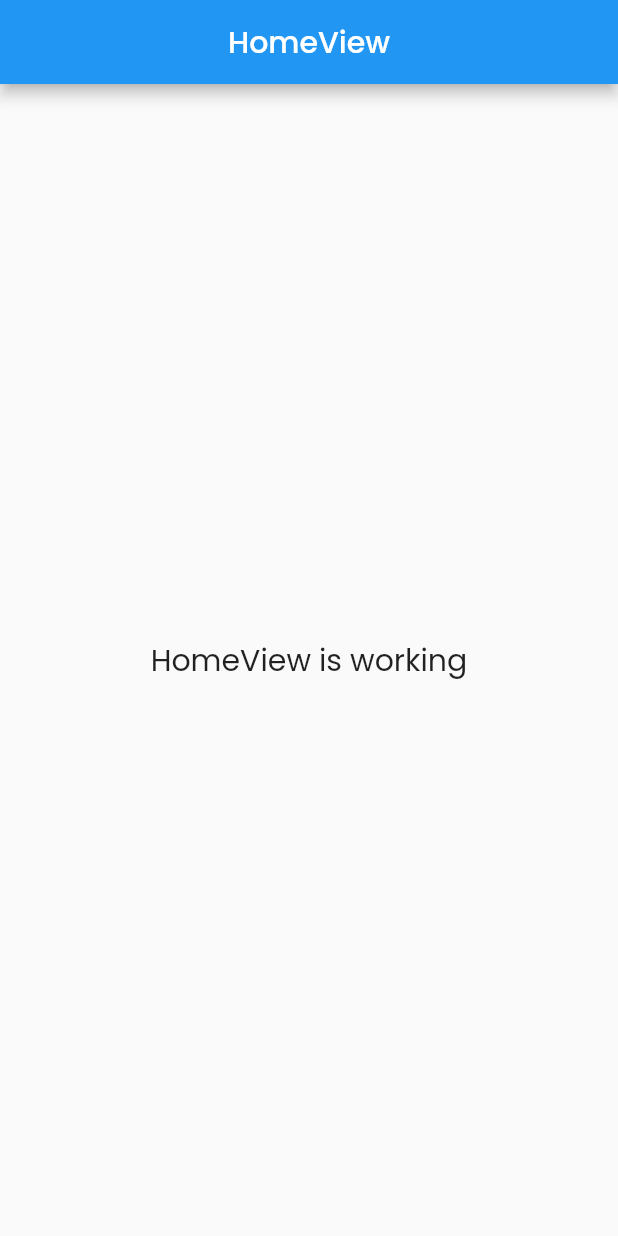
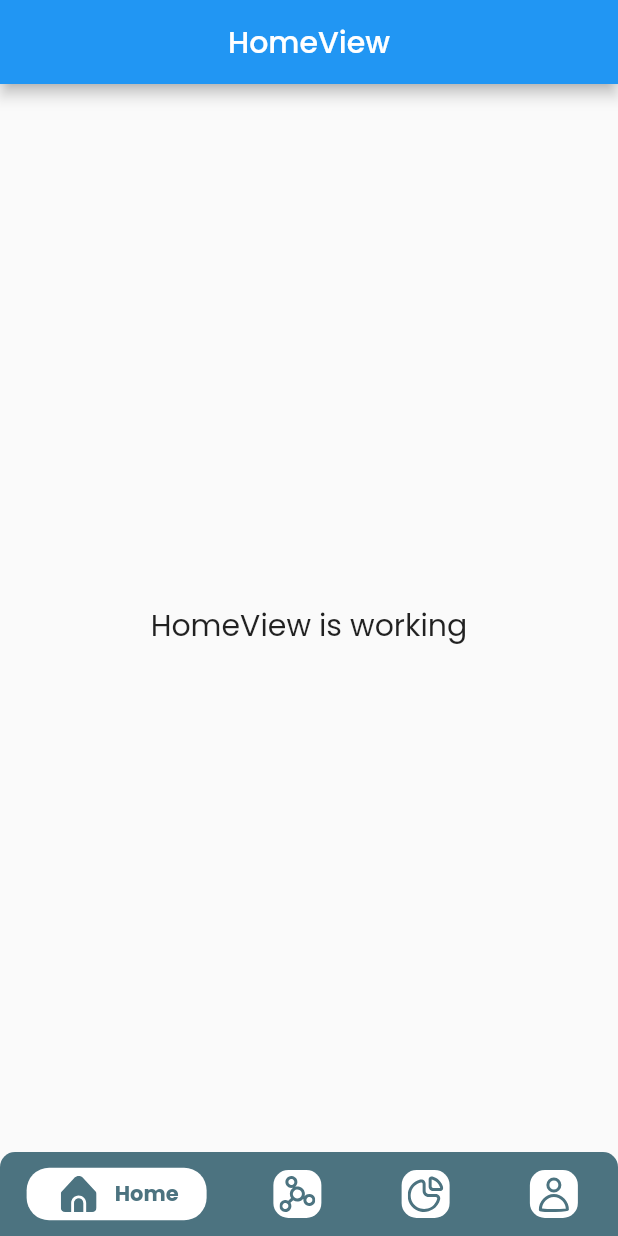
Before and after one commit to mdshadatrahman/smart_home_flutter, a Flutter app: the screen it shows after launch, after a tap on "Get Started", on a phone screen of 412 x 824 dp. Run offline on Flutter 3.47's test engine with Material 2 defaults, Android fonts, the phone set to English and light mode, and no system bars; drawn by our look-alikes of persistent_bottom_nav_bar; our stand-ins replace flutter_svg, get.

Commit message:
bottom nav bar functional. Need to fix the UI later

```diff
--- /dev/null
+++ b/lib/app/modules/bottom_nav/bindings/bottom_nav_binding.dart
@@ -0,0 +1,12 @@
+import 'package:get/get.dart';
+
+import '../controllers/bottom_nav_controller.dart';
+
+class BottomNavBinding extends Bindings {
+  @override
+  void dependencies() {
+    Get.lazyPut<BottomNavController>(
+      () => BottomNavController(),
+    );
+  }
+}
--- /dev/null
+++ b/lib/app/modules/bottom_nav/controllers/bottom_nav_controller.dart
@@ -0,0 +1,98 @@
+import 'package:flutter/cupertino.dart';
+import 'package:flutter/material.dart';
+import 'package:flutter_svg/svg.dart';
+import 'package:get/get.dart';
+import 'package:persistent_bottom_nav_bar/persistent_tab_view.dart';
+import 'package:smart_home/app/constants/colors.dart';
+import 'package:smart_home/app/modules/home/views/home_view.dart';
+import 'package:smart_home/app/modules/profile/views/profile_view.dart';
+import 'package:smart_home/app/modules/smart_mode/views/smart_mode_view.dart';
+import 'package:smart_home/app/modules/usage/views/usage_view.dart';
+import 'package:smart_home/gen/assets.gen.dart';
+
+class BottomNavController extends GetxController {
+  Rx<PersistentTabController> navController = PersistentTabController(initialIndex: 0).obs;
+
+  List<Widget> buildScreens() {
+    return const [
+      HomeView(),
+      SmartModeView(),
+      UsageView(),
+      ProfileView(),
+    ];
+  }
+
+  List<PersistentBottomNavBarItem> navBarsItems() {
+    return [
+      PersistentBottomNavBarItem(
+        icon: Container(
+          padding: const EdgeInsets.all(4),
+          decoration: BoxDecoration(
+            color: Colors.white,
+            borderRadius: BorderRadius.circular(10),
+          ),
+          child: SvgPicture.asset(
+            navController.value.index == 0 ? Assets.pictures.svg.home1 : Assets.pictures.svg.home0,
+          ),
+        ),
+        title: ("Home"),
+        activeColorSecondary: AppColors.main2,
+        textStyle: const TextStyle(color: AppColors.main2, fontWeight: FontWeight.bold),
+        activeColorPrimary: Colors.white,
+        inactiveColorPrimary: Colors.white,
+        inactiveColorSecondary: Colors.white,
+      ),
+      PersistentBottomNavBarItem(
+        icon: Container(
+          padding: const EdgeInsets.all(4),
+          decoration: BoxDecoration(
+            color: Colors.white,
+            borderRadius: BorderRadius.circular(10),
+          ),
+          child: SvgPicture.asset(
+            navController.value.index == 1 ? Assets.pictures.svg.smart1 : Assets.pictures.svg.smart0,
+          ),
+        ),
+        title: ("Smart"),
+        activeColorSecondary: AppColors.main2,
+        textStyle: const TextStyle(color: AppColors.main2, fontWeight: FontWeight.bold),
+        activeColorPrimary: Colors.white,
+        inactiveColorPrimary: Colors.white,
+      ),
+      PersistentBottomNavBarItem(
+        icon: Container(
+          padding: const EdgeInsets.all(4),
+          decoration: BoxDecoration(
+            color: Colors.white,
+            borderRadius: BorderRadius.circular(10),
+          ),
+          child: SvgPicture.asset(
+            navController.value.index == 2 ? Assets.pictures.svg.usage1 : Assets.pictures.svg.usage0,
+          ),
+        ),
+        title: ("Usage"),
+        activeColorSecondary: AppColors.main2,
+        textStyle: const TextStyle(color: AppColors.main2, fontWeight: FontWeight.bold),
+        activeColorPrimary: Colors.white,
+        inactiveColorPrimary: Colors.white,
+      ),
+      PersistentBottomNavBarItem(
+        icon: Container(
+          padding: const EdgeInsets.all(4),
+          decoration: BoxDecoration(
+            color: Colors.white,
+            borderRadius: BorderRadius.circular(10),
+          ),
+          child: SvgPicture.asset(
+            navController.value.index == 3 ? Assets.pictures.svg.profile1 : Assets.pictures.svg.profile0,
+          ),
+        ),
+        title: ("Profile"),
+        activeColorSecondary: AppColors.main2,
+        textStyle: const TextStyle(color: AppColors.main2, fontWeight: FontWeight.bold),
+        activeColorPrimary: Colors.white,
+        inactiveColorPrimary: Colors.white,
+      ),
+    ];
+  }
+}
--- /dev/null
+++ b/lib/app/modules/bottom_nav/views/bottom_nav_view.dart
@@ -0,0 +1,44 @@
+import 'package:flutter/material.dart';
+
+import 'package:get/get.dart';
+import 'package:persistent_bottom_nav_bar/persistent_tab_view.dart';
+import 'package:smart_home/app/constants/colors.dart';
+
+import '../controllers/bottom_nav_controller.dart';
+
+class BottomNavView extends GetView<BottomNavController> {
+  const BottomNavView({Key? key}) : super(key: key);
+  @override
+  Widget build(BuildContext context) {
+    return Obx(
+      () => PersistentTabView(
+        context,
+        controller: controller.navController.value,
+        screens: controller.buildScreens(),
+        items: controller.navBarsItems(),
+        confineInSafeArea: true,
+        backgroundColor: AppColors.main2,
+        handleAndroidBackButtonPress: true,
+        resizeToAvoidBottomInset: true,
+        stateManagement: true,
+        hideNavigationBarWhenKeyboardShows: true,
+        decoration: NavBarDecoration(
+          borderRadius: BorderRadius.circular(10.0),
+          colorBehindNavBar: AppColors.main2,
+        ),
+        popAllScreensOnTapOfSelectedTab: true,
+        popActionScreens: PopActionScreensType.all,
+        itemAnimationProperties: const ItemAnimationProperties(
+          duration: Duration(milliseconds: 200),
+          curve: Curves.ease,
+        ),
+        screenTransitionAnimation: const ScreenTransitionAnimation(
+          animateTabTransition: true,
+          curve: Curves.ease,
+          duration: Duration(milliseconds: 200),
+        ),
+        navBarStyle: NavBarStyle.style10,
+      ),
+    );
+  }
+}
--- a/lib/app/modules/splash/controllers/splash_controller.dart
+++ b/lib/app/modules/splash/controllers/splash_controller.dart
@@ -3,6 +3,6 @@ import 'package:smart_home/app/routes/app_pages.dart';
 
 class SplashController extends GetxController {
   void goNextPage() {
-    Get.offAndToNamed(Routes.HOME);
+    Get.offAndToNamed(Routes.BOTTOM_NAV);
   }
 }
--- a/lib/app/routes/app_routes.dart
+++ b/lib/app/routes/app_routes.dart
@@ -11,6 +11,8 @@ abstract class Routes {
   static const DETAIL_ITEM = _Paths.DETAIL_ITEM;
   static const DEVICE_ACTIVE = _Paths.DEVICE_ACTIVE;
   static const ALL_ROOMS = _Paths.ALL_ROOMS;
+  static const BOTTOM_NAV = _Paths.BOTTOM_NAV;
+  static const PROFILE = _Paths.PROFILE;
 }
 
 abstract class _Paths {
@@ -23,4 +25,6 @@ abstract class _Paths {
   static const DETAIL_ITEM = '/detail-item';
   static const DEVICE_ACTIVE = '/device-active';
   static const ALL_ROOMS = '/all-rooms';
+  static const BOTTOM_NAV = '/bottom-nav';
+  static const PROFILE = '/profile';
 }
--- a/pubspec.yaml
+++ b/pubspec.yaml
@@ -8,6 +8,7 @@ environment:
 dependencies:
   cupertino_icons: ^1.0.2
   flutter_svg: ^2.0.6
+  persistent_bottom_nav_bar: ^5.0.2
   get: 4.6.5
   flutter:
     sdk: flutter
```
Also changed, not shown: lib/app/modules/profile/bindings/profile_binding.dart (added, +12 -0 lines), lib/app/modules/profile/controllers/profile_controller.dart (added, +23 -0 lines), lib/app/modules/profile/views/profile_view.dart (added, +24 -0 lines), lib/app/routes/app_pages.dart (+14 -0 lines), lib/gen/assets.gen.dart (+37 -1 lines), assets/pictures/svg/home_0.svg (added), assets/pictures/svg/home_1.svg (added), assets/pictures/svg/profile_0.svg (added), assets/pictures/svg/profile_1.svg (added), assets/pictures/svg/smart_0.svg (added), assets/pictures/svg/smart_1.svg (added), assets/pictures/svg/usage_0.svg (added), assets/pictures/svg/usage_1.svg (added), pubspec.lock.
